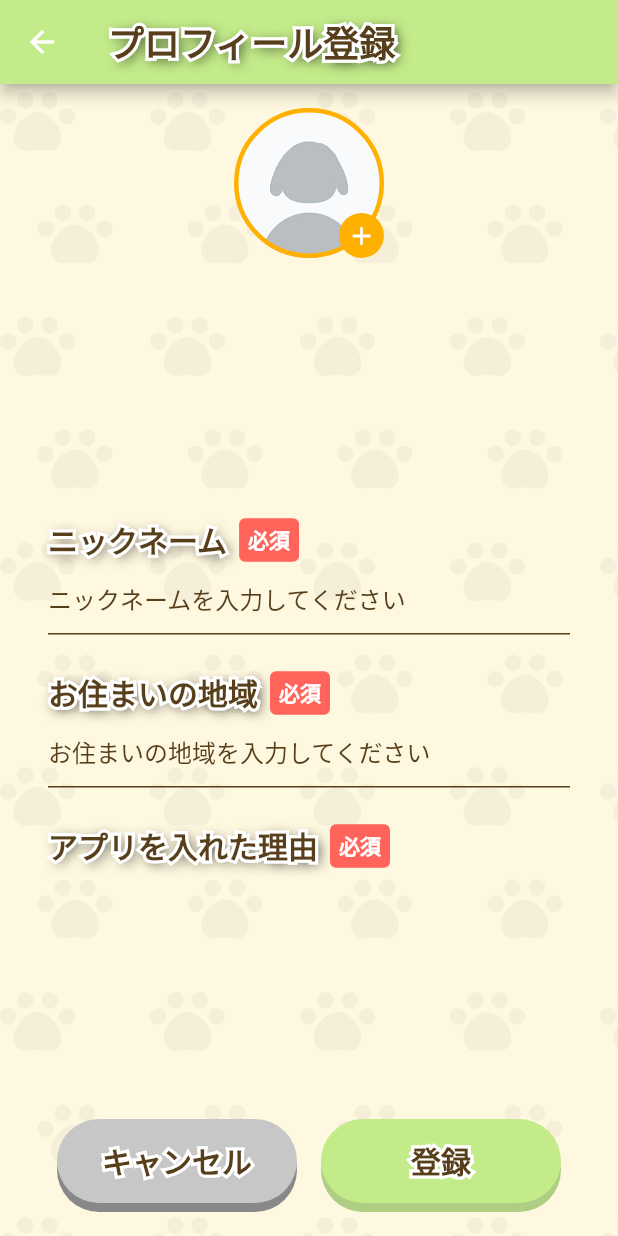
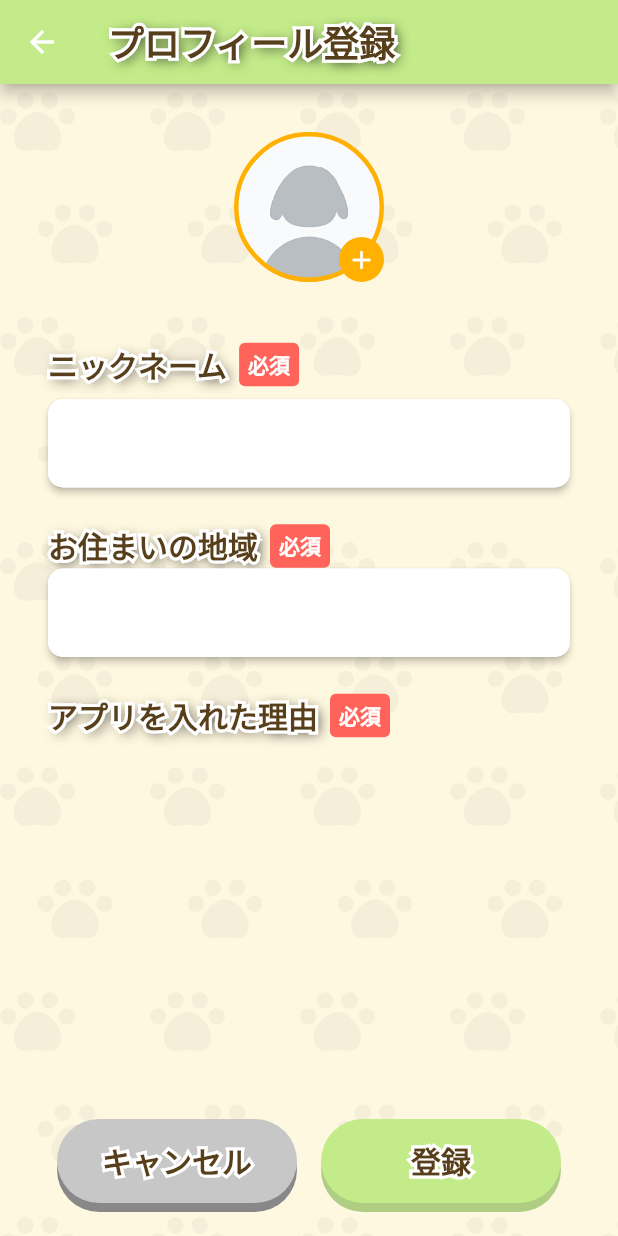
Before and after one commit to mosamosamosamosa/Anitection, a Flutter app: the InitialProfileEditorScreen screen opened directly, on a phone screen of 412 x 824 dp. Run offline on Flutter 3.47's test engine with Material 2 defaults, Android fonts, the phone set to English and light mode, and no system bars; our stand-ins replace dio, flutter_chat_bubble, flutter_dotenv, flutter_riverpod, flutter_svg, google_fonts and 2 more; generated files the repository leaves out were written again; network calls fail.

Commit message:
feat: テキストフィールドのデザインを変更

```diff
--- a/anitection/lib/screens/initial_profile/initial_profile_editor_screen.dart
+++ b/anitection/lib/screens/initial_profile/initial_profile_editor_screen.dart
@@ -52,63 +52,69 @@
               crossAxisAlignment: CrossAxisAlignment.center,
               mainAxisSize: MainAxisSize.max,
               children: [
-                Align(
+                Padding(
+                  padding:
+                      const EdgeInsets.symmetric(vertical: 16, horizontal: 32),
+                  child: Column(
+                    children: [
+                      const Align(
                         alignment: Alignment.center,
                         child: Padding(
-                    padding: const EdgeInsets.symmetric(vertical: 16),
+                          padding: EdgeInsets.symmetric(vertical: 16),
                           child: InitialProfileEditorScreenAvatarPreview(),
                         ),
                       ),
-                Padding(
-                  padding: EdgeInsets.symmetric(vertical: 16, horizontal: 32),
-                  child: Column(
-                    children: [
+                      const SizedBox(height: 24),
                       const NicknameHeader(),
-                      TextFormField(
+                      const SizedBox(height: 8),
+                      Material(
+                        elevation: 2,
+                        shape: RoundedRectangleBorder(
+                          borderRadius: BorderRadius.circular(10),
+                        ),
+                        child: TextFormField(
                           controller: _nicknameController,
                           decoration: const InputDecoration(
-                          hintText: "ニックネームを入力してください",
-                          hintStyle: TextStyle(
-                            fontSize: 16,
-                            color: Color(0xFF573F1B),
+                            fillColor: Colors.white,
+                            labelStyle: TextStyle(
+                              color: Color(0x664B4B4B),
+                              fontWeight: FontWeight.bold,
                             ),
-                          enabledBorder: UnderlineInputBorder(
-                            borderSide: BorderSide(
-                              color: Color(0xFF573F1B),
-                            ),
-                          ),
-                          focusedBorder: UnderlineInputBorder(
-                            borderSide: BorderSide(
-                              color: Color(0xFF573F1B),
+                            filled: true,
+                            border: OutlineInputBorder(
+                              borderRadius:
+                                  BorderRadius.all(Radius.circular(10)),
+                              borderSide: BorderSide.none,
                             ),
                           ),
                         ),
                       ),
                       const SizedBox(height: 24),
                       const LiveHeader(),
-                      TextFormField(
+                      Material(
+                        elevation: 2,
+                        shape: RoundedRectangleBorder(
+                          borderRadius: BorderRadius.circular(10),
+                        ),
+                        child: TextFormField(
                           controller: _nicknameController,
                           decoration: const InputDecoration(
-                          hintText: "お住まいの地域を入力してください",
-                          hintStyle: TextStyle(
-                            fontSize: 16,
-                            color: Color(0xFF573F1B),
+                            fillColor: Colors.white,
+                            labelStyle: TextStyle(
+                              color: Color(0x664B4B4B),
+                              fontWeight: FontWeight.bold,
                             ),
-                          enabledBorder: UnderlineInputBorder(
-                            borderSide: BorderSide(
-                              color: Color(0xFF573F1B),
-                            ),
-                          ),
-                          focusedBorder: UnderlineInputBorder(
-                            borderSide: BorderSide(
-                              color: Color(0xFF573F1B),
+                            filled: true,
+                            border: OutlineInputBorder(
+                              borderRadius:
+                              BorderRadius.all(Radius.circular(10)),
+                              borderSide: BorderSide.none,
                             ),
                           ),
                         ),
                       ),
                       const SizedBox(height: 24),
                       const InstallReasonHeader(),
-
                     ],
                   ),
                 ),
@@ -136,6 +142,7 @@
   const CancelButton({super.key, required this.onPressed});
 
   final VoidCallback onPressed;
+
   @override
   Widget build(BuildContext context) {
     return NormalButton(
@@ -184,6 +191,7 @@
     );
   }
 }
+
 class InitialProfileEditorScreenAvatarPreview extends StatelessWidget {
   const InitialProfileEditorScreenAvatarPreview({super.key});
 
```
Lines whose indentation alone changed are shown as unchanged.
